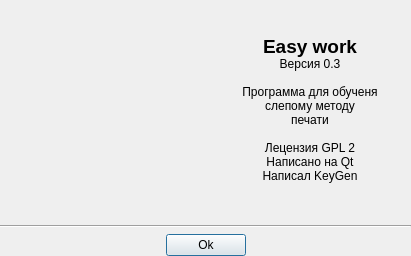
This is Easy-work/Plugin/what_is/ui_whatIs.ui in KeyGen/Easy-work as Qt 5 draws it before an edit. The edited form follows.
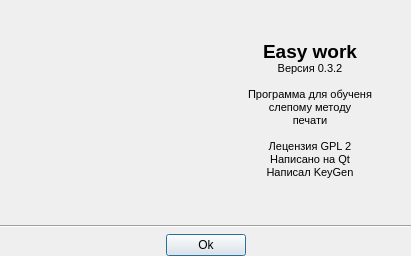
This is the edited form. Icons and pictures are not drawn.

Commit message: Написал плагин обновления для Windows

```diff
--- a/Easy-work/Plugin/what_is/ui_whatIs.ui
+++ b/Easy-work/Plugin/what_is/ui_whatIs.ui
@@ -37,7 +37,11 @@
        <item>
         <widget class="QLabel" name="label_2">
          <property name="text">
-          <string>&lt;html&gt;&lt;head/&gt;&lt;body&gt;&lt;p align=&quot;center&quot;&gt;&lt;span style=&quot; font-size:14pt; font-weight:600;&quot;&gt;Easy work &lt;/span&gt;&lt;br/&gt;Версия 0.3&lt;br/&gt;&lt;br/&gt;Программа для обученя&lt;br/&gt;слепому методу&lt;br/&gt;печати&lt;br/&gt;&lt;br/&gt;Лецензия GPL 2&lt;br/&gt;Написано на Qt&lt;br/&gt;Написал KeyGen&lt;/p&gt;&lt;/body&gt;&lt;/html&gt;</string>
+          <string>&lt;!DOCTYPE HTML PUBLIC &quot;-//W3C//DTD HTML 4.0//EN&quot; &quot;http://www.w3.org/TR/REC-html40/strict.dtd&quot;&gt;
+&lt;html&gt;&lt;head&gt;&lt;meta name=&quot;qrichtext&quot; content=&quot;1&quot; /&gt;&lt;style type=&quot;text/css&quot;&gt;
+p, li { white-space: pre-wrap; }
+&lt;/style&gt;&lt;/head&gt;&lt;body style=&quot; font-family:'MS Shell Dlg 2'; font-size:8.25pt; font-weight:400; font-style:normal;&quot;&gt;
+&lt;p align=&quot;center&quot; style=&quot; margin-top:12px; margin-bottom:12px; margin-left:0px; margin-right:0px; -qt-block-indent:0; text-indent:0px;&quot;&gt;&lt;span style=&quot; font-size:14pt; font-weight:600;&quot;&gt;Easy work &lt;/span&gt;&lt;br /&gt;Версия 0.3.2&lt;br /&gt;&lt;br /&gt;Программа для обученя&lt;br /&gt;слепому методу&lt;br /&gt;печати&lt;br /&gt;&lt;br /&gt;Лецензия GPL 2&lt;br /&gt;Написано на Qt&lt;br /&gt;Написал KeyGen&lt;/p&gt;&lt;/body&gt;&lt;/html&gt;</string>
          </property>
         </widget>
        </item>
```
The commit also changes 35 other files.
